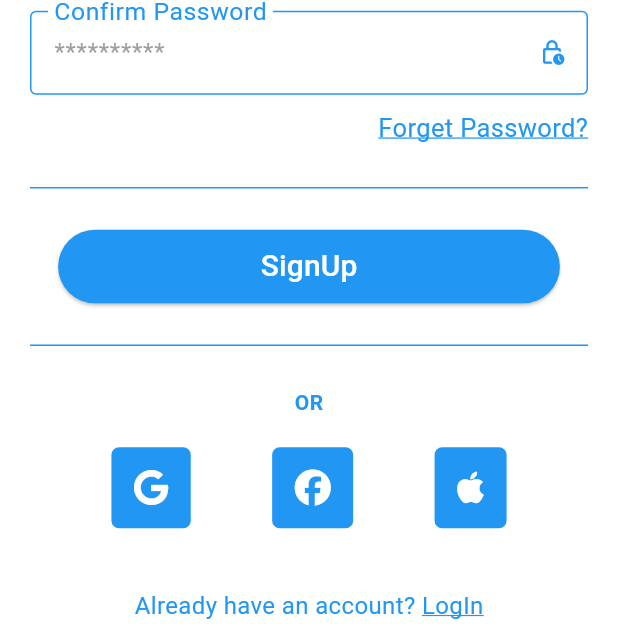
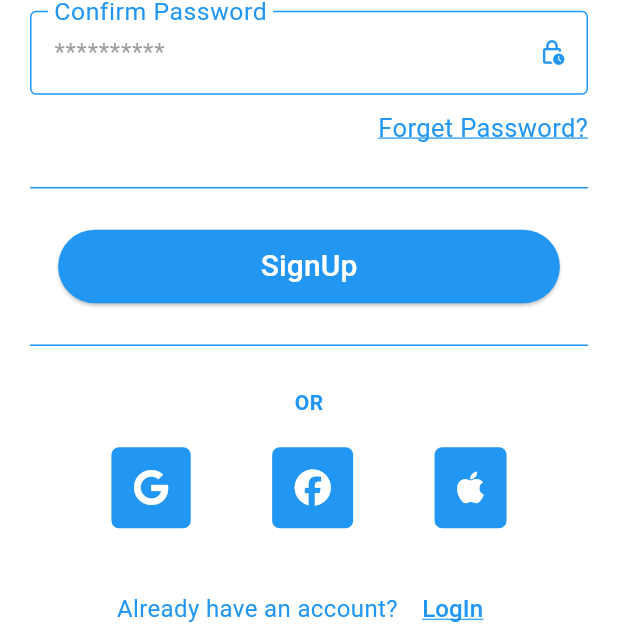
Before and after one commit to Sabinkc/news_app, a Flutter app: the SignupScreen screen opened directly, on a phone screen of 412 x 824 dp. Shown: the part 596-1233 px from the top of the screen. Run offline on Flutter 3.47's test engine with Material 3 defaults, Android fonts, the phone set to English and light mode, and no system bars; our stand-ins replace carousel_slider, firebase_core, font_awesome_flutter, page_transition, shimmer, smooth_page_indicator; accounts and stored records are empty.

```diff
--- a/lib/screens/signup_screen.dart
+++ b/lib/screens/signup_screen.dart
@@ -3,6 +3,8 @@ import 'package:font_awesome_flutter/font_awesome_flutter.dart';
 import 'package:news_app/common/colors.dart';
 import 'package:news_app/common/common_button.dart';
 import 'package:news_app/common/common_textfield.dart';
+import 'package:news_app/screens/login_screen.dart';
+import 'package:page_transition/page_transition.dart';
 
 class SignupScreen extends StatelessWidget {
   const SignupScreen({super.key});
@@ -174,7 +176,7 @@ class SignupScreen extends StatelessWidget {
                             ],
                           ),
                           SizedBox(
-                            height: 40,
+                            height: 30,
                           ),
                           Row(
                             mainAxisAlignment: MainAxisAlignment.center,
@@ -185,7 +187,11 @@ class SignupScreen extends StatelessWidget {
                                     color: CommonColor.primaryColor,
                                     fontSize: 16),
                               ),
-                              Text(
+                              TextButton(
+                                onPressed: () {
+                                  Navigator.pop(context);
+                                },
+                                child: Text(
                                   "LogIn",
                                   style: TextStyle(
                                       decoration: TextDecoration.underline,
@@ -193,6 +199,7 @@ class SignupScreen extends StatelessWidget {
                                       color: CommonColor.primaryColor,
                                       fontSize: 16),
                                 ),
+                              )
                             ],
                           )
                         ],
--- a/pubspec.yaml
+++ b/pubspec.yaml
@@ -41,6 +41,9 @@ dependencies:
   url_launcher: ^6.3.1
   shimmer: ^3.0.0
   font_awesome_flutter: ^10.7.0
+  firebase_core: ^3.6.0
+  firebase_auth: ^5.3.1
+  page_transition: ^2.1.0
 
 dev_dependencies:
   flutter_test:
```
Also changed, not shown: lib/main.dart (+5 -2 lines), lib/screens/landing_screen.dart (+8 -2 lines), lib/screens/login_screen.dart (+12 -2 lines), pubspec.lock, 6 other files. Lines whose indentation alone changed are shown as unchanged.
